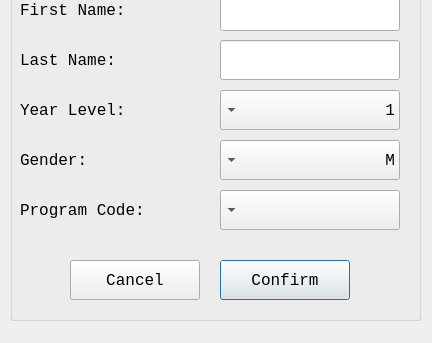
This is updateStudent.ui in utthee/StudentInfoSys as Qt 5 draws it before an edit; both pictures show x 0 to 432 and y 160 to 503 of the 432 by 503 pixel window. The edited form follows.
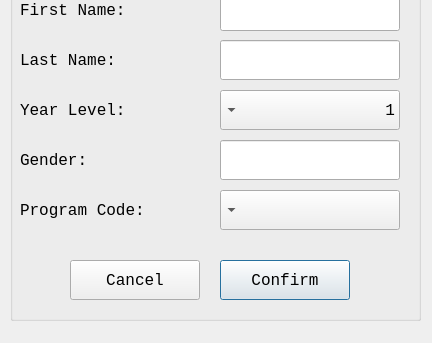
This is the edited form.

What changed in the file:
```diff
--- a/updateStudent.ui
+++ b/updateStudent.ui
@@ -94,24 +94,6 @@
      </property>
     </item>
    </widget>
-   <widget class="QComboBox" name="updateGenderComboBox">
-    <property name="geometry">
-     <rect>
-      <x>210</x>
-      <y>240</y>
-      <width>180</width>
-      <height>40</height>
-     </rect>
-    </property>
-    <property name="layoutDirection">
-     <enum>Qt::RightToLeft</enum>
-    </property>
-    <item>
-     <property name="text">
-      <string>M</string>
-     </property>
-    </item>
-   </widget>
    <widget class="QComboBox" name="updateProgramCodeComboBox">
     <property name="geometry">
      <rect>
@@ -229,6 +211,19 @@
      <string>Cancel</string>
     </property>
    </widget>
+   <widget class="QLineEdit" name="updateGender">
+    <property name="geometry">
+     <rect>
+      <x>210</x>
+      <y>240</y>
+      <width>180</width>
+      <height>40</height>
+     </rect>
+    </property>
+    <property name="layoutDirection">
+     <enum>Qt::RightToLeft</enum>
+    </property>
+   </widget>
   </widget>
   <widget class="QLabel" name="label">
    <property name="geometry">
```
